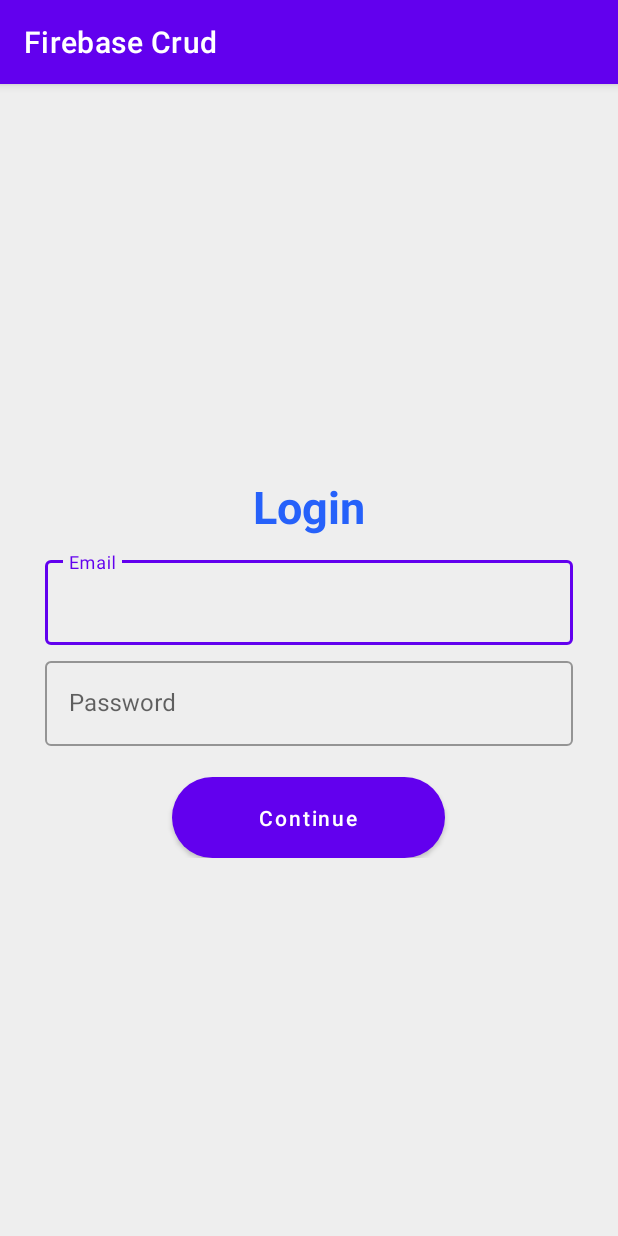
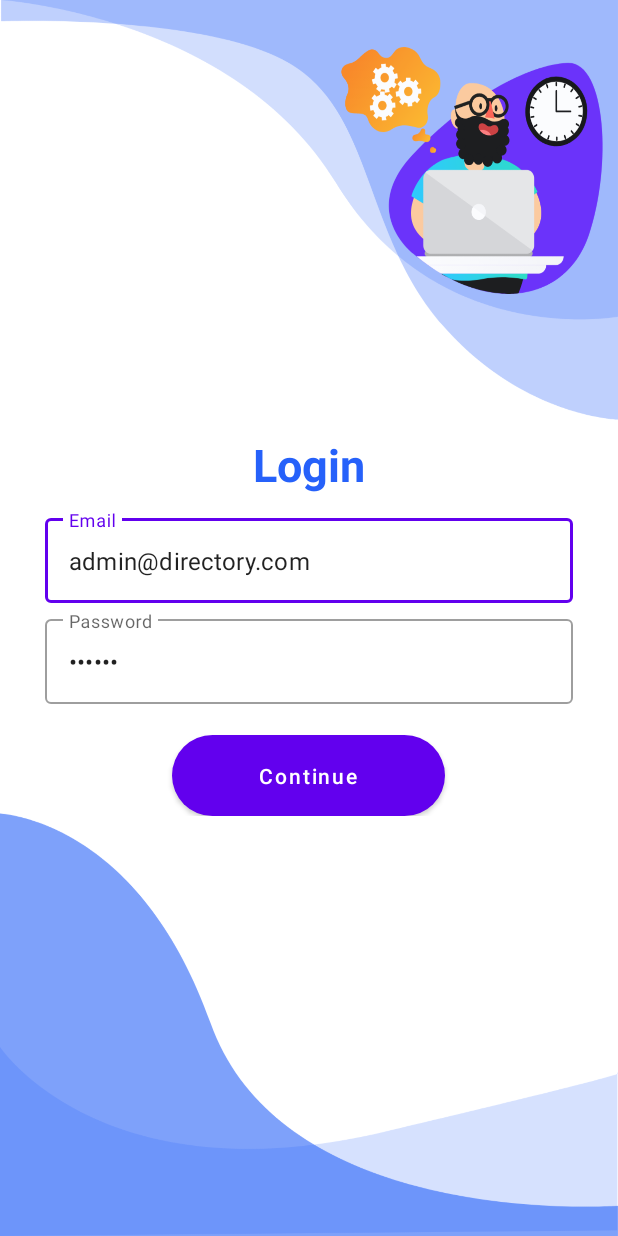
Before and after one commit to zamanz/android-firebase, an Android app: the screen it shows after launch (LoginActivity), after a tap on "Continue", on a phone screen of 412 x 824 dp. Run offline under Robolectric (Android 15) with nearby library versions, the phone set to English and light mode, and no system bars; our stand-ins replace Firebase (no records; nobody signed in at launch, a user with empty details on screens opened directly).

Commit message:
fixed login error

```diff
--- a/app/src/main/java/me/kzaman/firebasecrud/views/LoginActivity.java
+++ b/app/src/main/java/me/kzaman/firebasecrud/views/LoginActivity.java
@@ -3,15 +3,18 @@ package me.kzaman.firebasecrud.views;
 import androidx.annotation.NonNull;
 import androidx.appcompat.app.AppCompatActivity;
 
+import android.app.ProgressDialog;
 import android.content.Intent;
 import android.os.Bundle;
 import android.util.Log;
 import android.view.View;
+import android.view.Window;
 import android.widget.Button;
 import android.widget.Toast;
 
 import com.google.android.gms.tasks.OnCompleteListener;
 import com.google.android.gms.tasks.Task;
+import com.google.android.material.textfield.TextInputLayout;
 import com.google.firebase.auth.AuthResult;
 import com.google.firebase.auth.FirebaseAuth;
 import com.google.firebase.auth.FirebaseUser;
@@ -20,18 +23,28 @@ import me.kzaman.firebasecrud.R;
 
 public class LoginActivity extends AppCompatActivity {
     private FirebaseAuth mAuth;
+    TextInputLayout emailInput, passwordInput;
     @Override
     protected void onCreate(Bundle savedInstanceState) {
         super.onCreate(savedInstanceState);
+        //hide action bar
+        getWindow().requestFeature(Window.FEATURE_ACTION_BAR);
+        getSupportActionBar().hide();
+
         setContentView(R.layout.activity_login);
 
         mAuth = FirebaseAuth.getInstance();
+
+        emailInput = findViewById(R.id.emailInputField);
+        passwordInput = findViewById(R.id.passwordInputField);
 
         Button continue_button = (Button) findViewById(R.id.continue_button);
         continue_button.setOnClickListener(new View.OnClickListener() {
             @Override
             public void onClick(View v) {
-                login();
+                String email = emailInput.getEditText().getText().toString().trim();
+                String password = passwordInput.getEditText().getText().toString().trim();
+                login(email, password);
             }
         });
     }
@@ -50,8 +63,9 @@ public class LoginActivity extends AppCompatActivity {
         }
     }
 
-    public void login(){
-        mAuth.signInWithEmailAndPassword("admin@directory.com", "123456")
+    public void login(String email, String password){
+
+        mAuth.signInWithEmailAndPassword(email, password)
                 .addOnCompleteListener(this, new OnCompleteListener<AuthResult>() {
                     @Override
                     public void onComplete(@NonNull Task<AuthResult> task) {
@@ -66,6 +80,7 @@ public class LoginActivity extends AppCompatActivity {
                         else {
                             // If sign in fails, display a message to the user.
                             Log.w("TAG", "signInWithEmail:failure", task.getException());
+                            Toast.makeText(getApplicationContext(), "signInWithEmail:failure", Toast.LENGTH_LONG).show();
                         }
 
                     }
--- a/app/src/main/res/layout/activity_login.xml
+++ b/app/src/main/res/layout/activity_login.xml
@@ -4,7 +4,7 @@
     xmlns:tools="http://schemas.android.com/tools"
     android:layout_width="match_parent"
     android:layout_height="match_parent"
-    android:background="@drawable/background"
+    android:background="@drawable/login_bk"
     tools:context=".views.LoginActivity"
     android:padding="30dp"
     android:gravity="center">
@@ -35,12 +35,13 @@
             <com.google.android.material.textfield.TextInputEditText
                 android:layout_width="match_parent"
                 android:layout_height="wrap_content"
+                android:text="admin@directory.com"
                 android:inputType="textEmailAddress"/>
 
         </com.google.android.material.textfield.TextInputLayout>
 
         <com.google.android.material.textfield.TextInputLayout
-            android:id="@+id/nameInputField"
+            android:id="@+id/passwordInputField"
             style="@style/Widget.MaterialComponents.TextInputLayout.OutlinedBox"
             android:layout_width="match_parent"
             android:layout_height="wrap_content"
@@ -50,6 +51,7 @@
             <com.google.android.material.textfield.TextInputEditText
                 android:layout_width="match_parent"
                 android:layout_height="wrap_content"
+                android:text="123456"
                 android:inputType="textPassword"/>
 
         </com.google.android.material.textfield.TextInputLayout>
--- a/app/src/main/res/values/strings.xml
+++ b/app/src/main/res/values/strings.xml
@@ -1,5 +1,5 @@
 <resources>
-    <string name="app_name">Firebase Crud</string>
+    <string name="app_name">Firebase</string>
     <string name="continue_button">Continue</string>
     <!-- TODO: Remove or change this placeholder text -->
     <string name="hello_blank_fragment">Hello blank fragment</string>
```
